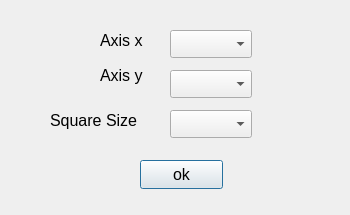
Before: the Qt Designer form main/plot_models/options_histogram_2d.ui in Kirikus/2024_Experiments, drawn with Qt 5.
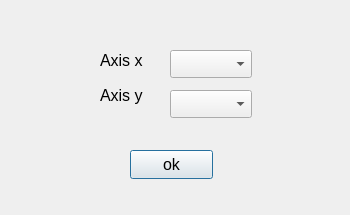
After: the same form once the commit is applied.

Patch:
```diff
--- a/main/plot_models/options_histogram_2d.ui
+++ b/main/plot_models/options_histogram_2d.ui
@@ -17,7 +17,7 @@
    <property name="geometry">
     <rect>
      <x>100</x>
-     <y>30</y>
+     <y>50</y>
      <width>63</width>
      <height>20</height>
     </rect>
@@ -35,7 +35,7 @@
    <property name="geometry">
     <rect>
      <x>100</x>
-     <y>60</y>
+     <y>80</y>
      <width>61</width>
      <height>31</height>
     </rect>
@@ -53,7 +53,7 @@
    <property name="geometry">
     <rect>
      <x>170</x>
-     <y>30</y>
+     <y>50</y>
      <width>82</width>
      <height>28</height>
     </rect>
@@ -63,35 +63,7 @@
    <property name="geometry">
     <rect>
      <x>170</x>
-     <y>70</y>
-     <width>82</width>
-     <height>28</height>
-    </rect>
-   </property>
-  </widget>
-  <widget class="QLabel" name="label_3">
-   <property name="geometry">
-    <rect>
-     <x>50</x>
-     <y>100</y>
-     <width>111</width>
-     <height>41</height>
-    </rect>
-   </property>
-   <property name="font">
-    <font>
-     <pointsize>12</pointsize>
-    </font>
-   </property>
-   <property name="text">
-    <string>Square Size</string>
-   </property>
-  </widget>
-  <widget class="QComboBox" name="SquareSizeComboBox">
-   <property name="geometry">
-    <rect>
-     <x>170</x>
-     <y>110</y>
+     <y>90</y>
      <width>82</width>
      <height>28</height>
     </rect>
@@ -100,8 +72,8 @@
   <widget class="QPushButton" name="okPushButton">
    <property name="geometry">
     <rect>
-     <x>140</x>
-     <y>160</y>
+     <x>130</x>
+     <y>150</y>
      <width>83</width>
      <height>29</height>
     </rect>
```
